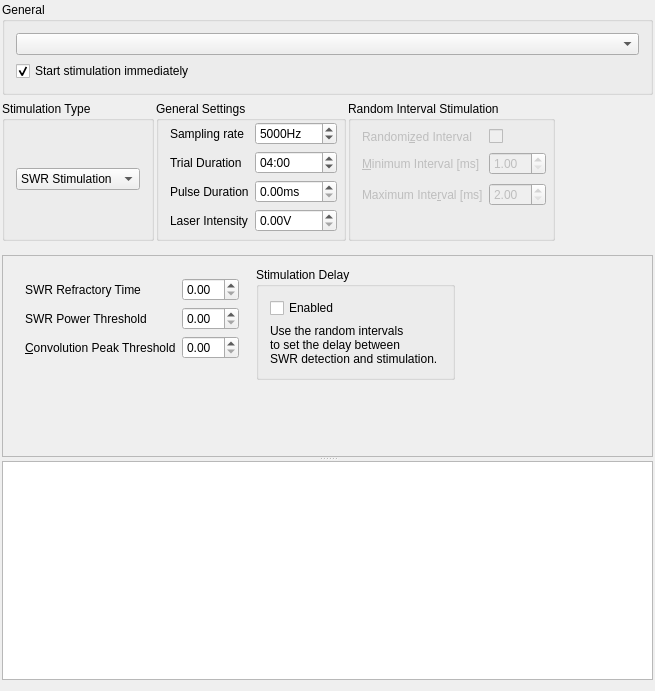
This is modules/galdur-stim/galdursettingsdialog.ui in syntalos/syntalos as Qt 5 draws it before an edit. The edited form follows.
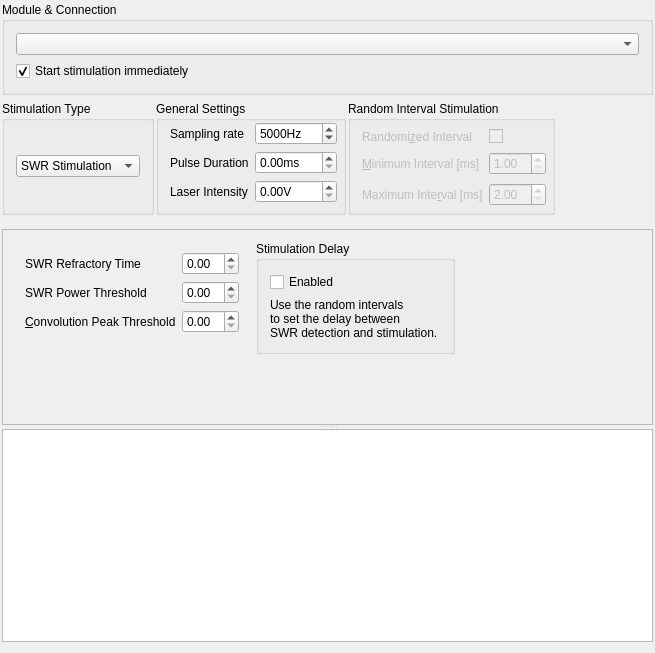
This is the edited form. Icons and pictures are not drawn.

Commit message: galdur-stim: Fix module threading & remember settings

Diff of the .ui file:
```diff
--- a/modules/galdur-stim/galdursettingsdialog.ui
+++ b/modules/galdur-stim/galdursettingsdialog.ui
@@ -7,7 +7,7 @@
     <x>0</x>
     <y>0</y>
     <width>655</width>
-    <height>691</height>
+    <height>653</height>
    </rect>
   </property>
   <property name="sizePolicy">
@@ -36,7 +36,7 @@
    <item>
     <widget class="QGroupBox" name="generalBox">
      <property name="title">
-      <string>General</string>
+      <string>Module &amp;&amp; Connection</string>
      </property>
      <layout class="QGridLayout" name="gridLayout">
       <item row="0" column="0">
@@ -134,73 +134,6 @@
          <property name="bottomMargin">
           <number>6</number>
          </property>
-         <item row="1" column="0">
-          <widget class="QLabel" name="trialDurationLabel">
-           <property name="text">
-            <string>Trial Duration</string>
-           </property>
-           <property name="buddy">
-            <cstring>trialDurationTimeEdit</cstring>
-           </property>
-          </widget>
-         </item>
-         <item row="1" column="1">
-          <widget class="QTimeEdit" name="trialDurationTimeEdit">
-           <property name="currentSection">
-            <enum>QDateTimeEdit::MinuteSection</enum>
-           </property>
-           <property name="displayFormat">
-            <string>mm:ss</string>
-           </property>
-           <property name="time">
-            <time>
-             <hour>0</hour>
-             <minute>4</minute>
-             <second>0</second>
-            </time>
-           </property>
-          </widget>
-         </item>
-         <item row="2" column="0">
-          <widget class="QLabel" name="pulseDurationLabel">
-           <property name="text">
-            <string>Pulse Duration</string>
-           </property>
-           <property name="buddy">
-            <cstring>pulseDurationSpinBox</cstring>
-           </property>
-          </widget>
-         </item>
-         <item row="2" column="1">
-          <widget class="QDoubleSpinBox" name="pulseDurationSpinBox">
-           <property name="suffix">
-            <string>ms</string>
-           </property>
-           <property name="value">
-            <double>0.000000000000000</double>
-           </property>
-          </widget>
-         </item>
-         <item row="3" column="0">
-          <widget class="QLabel" name="laserIntensityLabel">
-           <property name="text">
-            <string>Laser Intensity</string>
-           </property>
-           <property name="buddy">
-            <cstring>laserIntensitySpinBox</cstring>
-           </property>
-          </widget>
-         </item>
-         <item row="3" column="1">
-          <widget class="QDoubleSpinBox" name="laserIntensitySpinBox">
-           <property name="suffix">
-            <string>V</string>
-           </property>
-           <property name="value">
-            <double>0.000000000000000</double>
-           </property>
-          </widget>
-         </item>
          <item row="0" column="0">
           <widget class="QLabel" name="samplingRateLabel">
            <property name="text">
@@ -224,6 +157,52 @@
            </property>
           </widget>
          </item>
+         <item row="1" column="0">
+          <widget class="QLabel" name="pulseDurationLabel">
+           <property name="text">
+            <string>Pulse Duration</string>
+           </property>
+           <property name="buddy">
+            <cstring>pulseDurationSpinBox</cstring>
+           </property>
+          </widget>
+         </item>
+         <item row="1" column="1">
+          <widget class="QDoubleSpinBox" name="pulseDurationSpinBox">
+           <property name="suffix">
+            <string>ms</string>
+           </property>
+           <property name="singleStep">
+            <double>0.200000000000000</double>
+           </property>
+           <property name="value">
+            <double>0.000000000000000</double>
+           </property>
+          </widget>
+         </item>
+         <item row="2" column="0">
+          <widget class="QLabel" name="laserIntensityLabel">
+           <property name="text">
+            <string>Laser Intensity</string>
+           </property>
+           <property name="buddy">
+            <cstring>laserIntensitySpinBox</cstring>
+           </property>
+          </widget>
+         </item>
+         <item row="2" column="1">
+          <widget class="QDoubleSpinBox" name="laserIntensitySpinBox">
+           <property name="suffix">
+            <string>V</string>
+           </property>
+           <property name="singleStep">
+            <double>0.500000000000000</double>
+           </property>
+           <property name="value">
+            <double>0.000000000000000</double>
+           </property>
+          </widget>
+         </item>
         </layout>
        </widget>
       </item>
```
Left out of the diff: 4 changed lines with no effect on the pictures. The commit also changes 5 other files.
